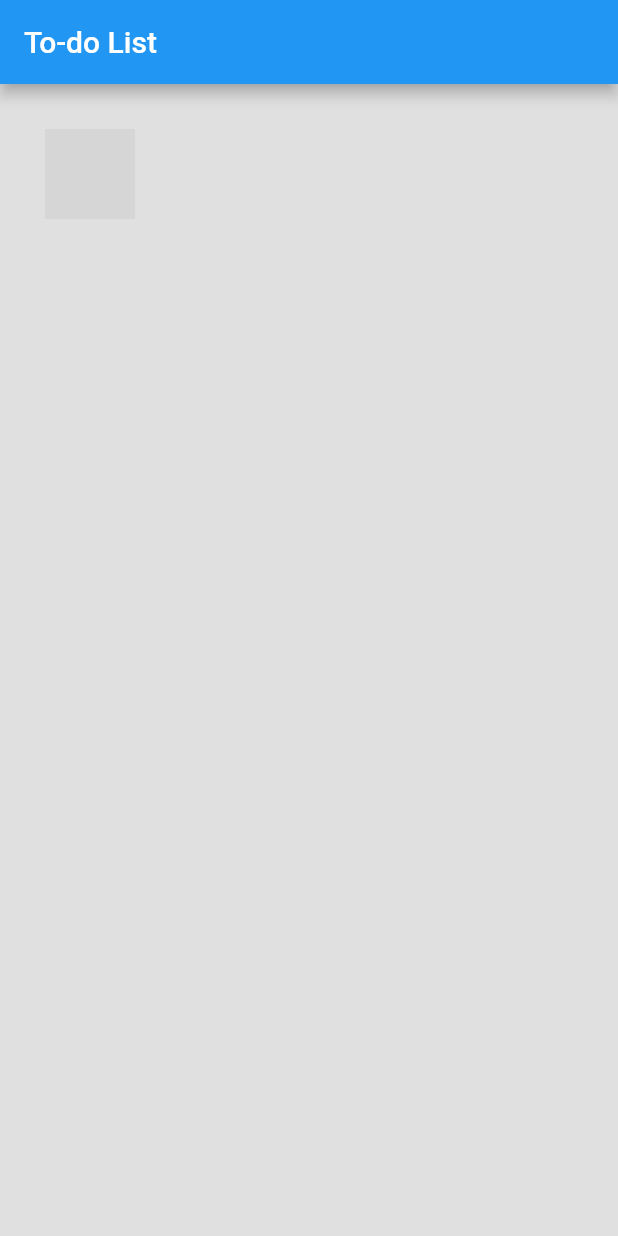
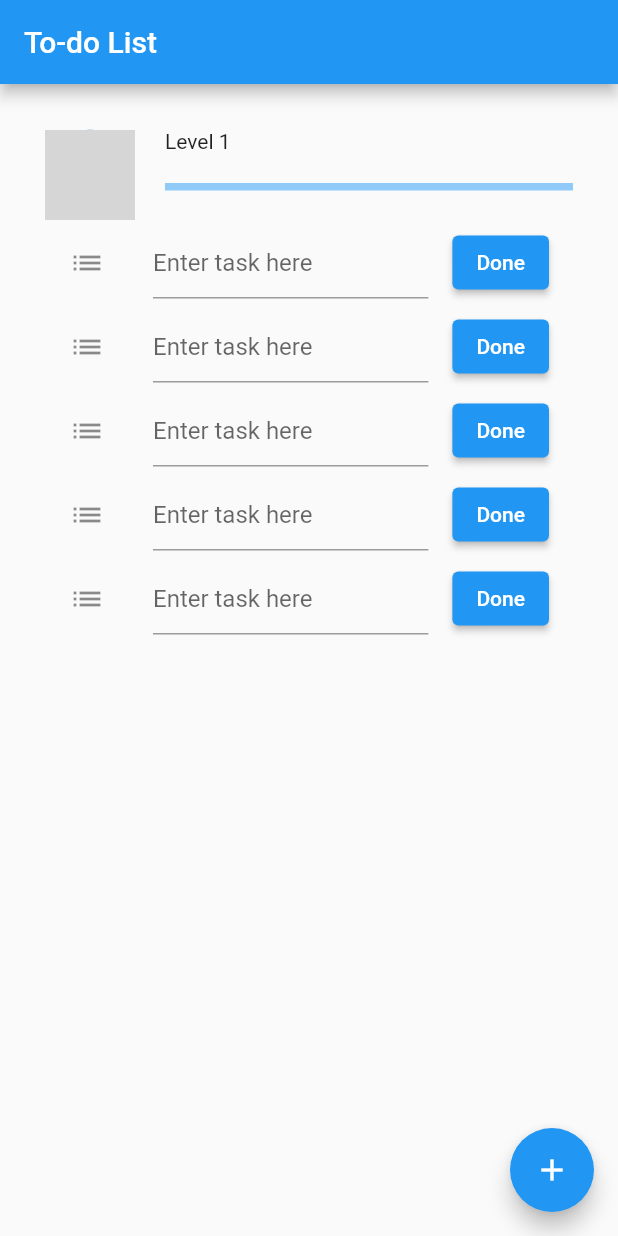
Before and after one commit to ashishmohapatra240/todo_list, a Flutter app: the screen it shows after launch, on a phone screen of 412 x 824 dp. Run offline on Flutter 3.47's test engine with Material 2 defaults, Android fonts, the phone set to English and light mode, and no system bars; network calls fail; grey boxes are pictures that could not be loaded.

Commit message:
Update main.dart
Added a linear progress bar
Added Listview
Added a Floating action button

```diff
--- a/lib/main.dart
+++ b/lib/main.dart
@@ -1,4 +1,5 @@
 import 'package:flutter/material.dart';
+import 'package:flutter/rendering.dart';
 
 void main() {
   runApp(Todo());
@@ -10,33 +11,58 @@ class Todo extends StatefulWidget {
 }
 
 class _TodoState extends State<Todo> {
+  TextEditingController task = TextEditingController();
   late bool _loading;
   late double _progressValue;
-  final double initial=0.0;
+  late double initial = 0.0;
+  int value = 1;
+  final List<String> todoList = <String>[];
+  final TextEditingController _task = TextEditingController();
 
-  void update(){
+  void _addTask(String task) {
+    setState(() {
+      todoList.add(task);
+    });
+    _task.clear();
+  }
 
-  }
-  Widget _stepIndicator(){
-    return Column(
+  Widget _stepIndicator() {
+    return Container(
+      child: Expanded(
+        child: Column(
+          crossAxisAlignment: CrossAxisAlignment.start,
           children: [
             Text(
-          "Level 1"),
-        SizedBox(height:20.0),
+              "Level $value",
+              // style: TextStyle(color: Colors.white),
+            ),
+            SizedBox(height: 20.0),
             LinearProgressIndicator(
               minHeight: 5,
+              value: initial,
+              // valueColor: AlwaysStoppedAnimation(Colors.green),
             ),
-        SizedBox(height:20),
-        TextButton(onPressed: (){}, child: Text(
-          'Next'
+            SizedBox(height: 20),
+            // ElevatedButton(
+            //   onPressed: () {
+            //     if (initial >= 1) {
+            //       setState(() {
+            //         initial = 0;
+            //         value = value + 1;
+            //       });
+            //     } else {
+            //       setState(() {
+            //         initial = initial + 0.2;
+            //       });
+            //     }
+            //   },
+            //   child: const Text('Next'),
+            // ),
+          ],
         ),
       ),
-
-
-      ],
     );
   }
-
 
   @override
   void initState() {
@@ -51,7 +77,6 @@ class _TodoState extends State<Todo> {
     // ignore: dead_code
     return MaterialApp(
       home: Scaffold(
-        backgroundColor: Colors.black12,
         appBar: AppBar(
           title: const Text('To-do List'),
         ),
@@ -59,16 +84,21 @@ class _TodoState extends State<Todo> {
           padding: EdgeInsets.all(30.0),
           child: Column(
             children: <Widget>[
-                Row(
-                  mainAxisSize: MainAxisSize.min,
+              Row(mainAxisSize: MainAxisSize.min,
                   // ignore: prefer_const_literals_to_create_immutables
                   children: <Widget>[
                     const CircleAvatar(
-                      backgroundImage: NetworkImage('https://images.unsplash.com/photo-1555952517-2e8e729e0b44?ixlib=rb-1.2.1&ixid=MnwxMjA3fDB8MHxwaG90by1wYWdlfHx8fGVufDB8fHx8&auto=format&fit=crop&w=1964&q=80'),
+                      backgroundImage: NetworkImage(
+                          'https://images.unsplash.com/photo-1555952517-2e8e729e0b44?ixlib=rb-1.2.1&ixid=MnwxMjA3fDB8MHxwaG90by1wYWdlfHx8fGVufDB8fHx8&auto=format&fit=crop&w=1964&q=80'),
                       radius: 30,
                     ),
-                    SizedBox(width: 20.0,),
-                    // _stepIndicator(),
+                    SizedBox(
+                      width: 20.0,
+                    ),
+                    _stepIndicator(),
+                    SizedBox(
+                      height: 40.0,
+                    ),
 
                     // ignore: prefer_const_constructors
                     //  Expanded(child: Column(
@@ -86,9 +116,9 @@ class _TodoState extends State<Todo> {
 
                     //        Container(
                     //          width: 300,
-              //          child: const LinearProgressIndicator(
+                    //          child: LinearProgressIndicator(
                     //   backgroundColor: Colors.white,
-              //   valueColor: AlwaysStoppedAnimation(Colors.green),
+                    //   // valueColor: AlwaysStoppedAnimation(Colors.green),
                     //   minHeight: 5.0,
                     //   value: initial,
                     //   // valueColor: new AlwaysStoppedAnimation<Color>(Colors.red),
@@ -98,10 +128,46 @@ class _TodoState extends State<Todo> {
                     //     ],
                     //   )),
                     //     ],
-              //   )
+                  ]),
+              // ignore: dead_code
+              ListView.builder(
+                  scrollDirection: Axis.vertical,
+                  shrinkWrap: true,
+                  itemCount: 5,
+                  itemBuilder: (BuildContext context, int index) {
+                    return ListTile(
+                      leading: Icon(Icons.list),
+                      title: TextField(
+                        controller: _task,
+                        decoration:
+                            const InputDecoration(hintText: 'Enter task here'),
+                      ),
+                      trailing: ElevatedButton(
+                        onPressed: () {
+                          if (initial >= 1) {
+                            setState(() {
+                              initial = 0;
+                              value = value + 1;
+                            });
+                          } else {
+                            setState(() {
+                              initial = initial + 0.2;
+                            });
+                          }
+                        },
+                        child: const Text('Done'),
+                      ),
+                    );
+                  }),
+              // ignore: prefer_const_constructors
             ],
           ),
-              ]),
         ),
-    ));
-  }}
+        floatingActionButton: FloatingActionButton(
+          onPressed: () {},
+          child: Icon(Icons.add),
+        ),
+      ),
+    );
+  }
+}
```
Lines whose indentation alone changed are shown as unchanged.
